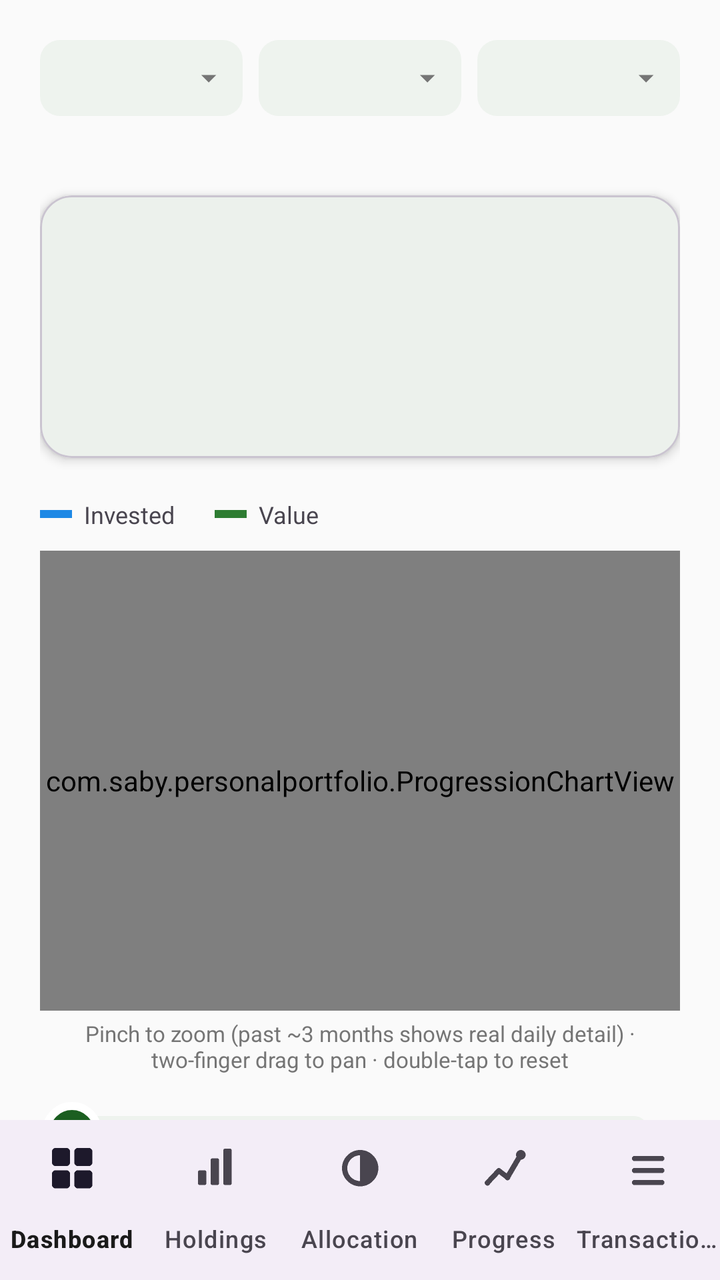
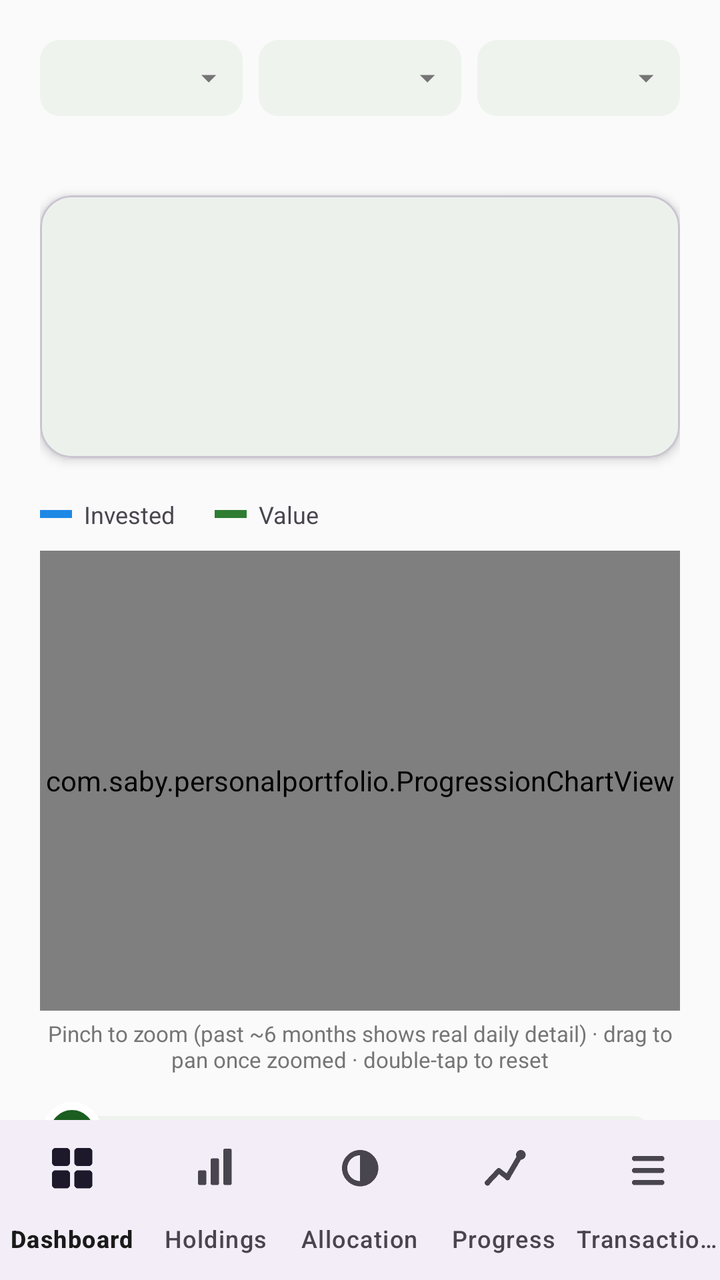

The first picture is an Android layout as it rendered before a commit; the second is the same layout after the commit. The layout source and the unified diff follow.
<!-- AndroidManifest.xml: application theme Theme.PersonalPortfolio -->
<!-- res/layout/activity_progression.xml -->
<?xml version="1.0" encoding="utf-8"?>
<LinearLayout xmlns:android="http://schemas.android.com/apk/res/android"
    xmlns:app="http://schemas.android.com/apk/res-auto"
    android:layout_width="match_parent"
    android:layout_height="match_parent"
    android:orientation="vertical">

    <androidx.core.widget.NestedScrollView
        android:layout_width="match_parent"
        android:layout_height="0dp"
        android:layout_weight="1"
        android:fillViewport="true">

        <LinearLayout
            android:layout_width="match_parent"
            android:layout_height="wrap_content"
            android:orientation="vertical"
            android:padding="20dp">

            
            <LinearLayout
                android:layout_width="match_parent"
                android:layout_height="wrap_content"
                android:orientation="horizontal">

                <TextView
                    android:id="@+id/progressionMemberTab"
                    style="@style/ProgressionDropdownTab"
                    android:layout_width="0dp"
                    android:layout_weight="1" />

                <TextView
                    android:id="@+id/progressionAxisTab"
                    style="@style/ProgressionDropdownTab"
                    android:layout_width="0dp"
                    android:layout_weight="1"
                    android:layout_marginStart="8dp" />

                <TextView
                    android:id="@+id/progressionCurrencyTab"
                    style="@style/ProgressionDropdownTab"
                    android:layout_width="0dp"
                    android:layout_weight="1"
                    android:layout_marginStart="8dp" />

            </LinearLayout>

            <TextView
                android:id="@+id/progressionStatusText"
                android:layout_width="match_parent"
                android:layout_height="wrap_content"
                android:layout_marginTop="10dp"
                android:textSize="13sp"
                android:textColor="@color/colorNeutral" />

            
            <include
                android:id="@+id/progressionStatsCard"
                layout="@layout/include_stats_card"
                android:layout_width="match_parent"
                android:layout_height="wrap_content"
                android:layout_marginTop="12dp" />

            
            <LinearLayout
                android:layout_width="match_parent"
                android:layout_height="wrap_content"
                android:layout_marginTop="20dp"
                android:orientation="horizontal"
                android:gravity="center_vertical">

                <View
                    android:layout_width="16dp"
                    android:layout_height="4dp"
                    android:background="@color/colorProgressionInvested" />

                <TextView
                    android:layout_width="wrap_content"
                    android:layout_height="wrap_content"
                    android:layout_marginStart="6dp"
                    android:text="Invested"
                    android:textSize="12sp" />

                <View
                    android:layout_width="16dp"
                    android:layout_height="4dp"
                    android:layout_marginStart="20dp"
                    android:background="@color/colorGain" />

                <TextView
                    android:layout_width="wrap_content"
                    android:layout_height="wrap_content"
                    android:layout_marginStart="6dp"
                    android:text="Value"
                    android:textSize="12sp" />

                <TextView
                    android:id="@+id/progressionResetZoomButton"
                    android:layout_width="0dp"
                    android:layout_height="wrap_content"
                    android:layout_weight="1"
                    android:gravity="end"
                    android:text="Reset zoom ↺"
                    android:textSize="12sp"
                    android:textStyle="bold"
                    android:textColor="?attr/colorPrimary"
                    android:padding="4dp"
                    android:visibility="gone"
                    android:background="?attr/selectableItemBackground" />

            </LinearLayout>

            <com.saby.personalportfolio.ProgressionChartView
                android:id="@+id/progressionChart"
                android:layout_width="match_parent"
                android:layout_height="230dp"
                android:layout_marginTop="10dp" />

            <TextView
                android:layout_width="match_parent"
                android:layout_height="wrap_content"
                android:layout_marginTop="4dp"
                android:text="Pinch to zoom (past ~3 months shows real daily detail) · two-finger drag to pan · double-tap to reset"
                android:textSize="11sp"
                android:gravity="center"
                android:textColor="@color/colorNeutral" />

            
            <SeekBar
                android:id="@+id/progressionSeekBar"
                android:layout_width="match_parent"
                android:layout_height="wrap_content"
                android:layout_marginTop="4dp"
                android:paddingTop="10dp"
                android:paddingBottom="10dp"
                android:progressDrawable="@drawable/progression_seekbar_track"
                android:thumb="@drawable/progression_seekbar_thumb"
                android:splitTrack="false" />

        </LinearLayout>

    </androidx.core.widget.NestedScrollView>

    <com.google.android.material.bottomnavigation.BottomNavigationView
        android:id="@+id/bottomNav"
        android:layout_width="match_parent"
        android:layout_height="wrap_content"
        app:menu="@menu/bottom_nav_menu"
        app:labelVisibilityMode="labeled" />

</LinearLayout>
<!-- res/layout/include_stats_card.xml (included above) -->
<?xml version="1.0" encoding="utf-8"?>
<com.google.android.material.card.MaterialCardView xmlns:android="http://schemas.android.com/apk/res/android"
    xmlns:app="http://schemas.android.com/apk/res-auto"
    android:layout_width="match_parent"
    android:layout_height="wrap_content"
    app:cardCornerRadius="16dp"
    app:cardElevation="3dp">

    <LinearLayout
        android:layout_width="match_parent"
        android:layout_height="wrap_content"
        android:orientation="vertical"
        android:padding="20dp">

        <TextView
            android:id="@+id/statsCardDate"
            android:layout_width="match_parent"
            android:layout_height="wrap_content"
            android:textSize="14sp"
            android:textColor="@color/colorNeutral"
            android:textStyle="bold"
            android:visibility="gone" />

        <TextView
            android:id="@+id/statsCardValue"
            android:layout_width="match_parent"
            android:layout_height="wrap_content"
            android:layout_marginTop="4dp"
            android:textSize="28sp"
            android:textStyle="bold" />

        <TextView
            android:id="@+id/statsCardGain"
            android:layout_width="match_parent"
            android:layout_height="wrap_content"
            android:layout_marginTop="8dp"
            android:textSize="15sp"
            android:textStyle="bold" />

        <TextView
            android:id="@+id/statsCardInvested"
            android:layout_width="match_parent"
            android:layout_height="wrap_content"
            android:layout_marginTop="12dp"
            android:textSize="13sp"
            android:textColor="@color/colorNeutral"
            android:visibility="gone" />

        <TextView
            android:id="@+id/statsCardXirr"
            android:layout_width="match_parent"
            android:layout_height="wrap_content"
            android:layout_marginTop="4dp"
            android:textSize="13sp"
            android:textColor="@color/colorNeutral" />

        <TextView
            android:id="@+id/statsCardCount"
            android:layout_width="match_parent"
            android:layout_height="wrap_content"
            android:layout_marginTop="10dp"
            android:textSize="12sp"
            android:textColor="@color/colorNeutral"
            android:visibility="gone" />

    </LinearLayout>

</com.google.android.material.card.MaterialCardView>
<!-- resources referenced by this layout -->
<resources>
  <color name="colorGain">#2E7D32</color>
  <color name="colorNeutral">#757575</color>
  <color name="colorProgressionInvested">#1E88E5</color>
  <!-- drawable progression_seekbar_thumb (drawable) -->
  <?xml version="1.0" encoding="utf-8"?>
  <shape xmlns:android="http://schemas.android.com/apk/res/android"
      android:shape="oval">
      <solid android:color="@color/colorPrimary" />
      <size android:width="30dp" android:height="30dp" />
      <stroke android:width="4dp" android:color="@color/colorSurface" />
  </shape>
  <!-- drawable progression_seekbar_track (drawable) -->
  <?xml version="1.0" encoding="utf-8"?>
  <layer-list xmlns:android="http://schemas.android.com/apk/res/android">
      <item android:id="@android:id/background">
          <shape android:shape="rectangle">
              <corners android:radius="7dp" />
              <solid android:color="@color/colorSurfaceVariant" />
              <size android:height="14dp" />
          </shape>
      </item>
      <item android:id="@android:id/progress">
          <clip>
              <shape android:shape="rectangle">
                  <corners android:radius="7dp" />
                  <solid android:color="@color/colorPrimary" />
                  <size android:height="14dp" />
              </shape>
          </clip>
      </item>
  </layer-list>
  <style name="Theme.PersonalPortfolio" parent="Theme.Material3.DayNight.NoActionBar">
          <item name="colorPrimary">@color/colorPrimary</item>
          <item name="colorPrimaryVariant">@color/colorPrimaryVariant</item>
          <item name="colorOnPrimary">@color/colorOnPrimary</item>
  
          <item name="colorSecondary">@color/colorSecondary</item>
          <item name="colorOnSecondary">@color/colorOnSecondary</item>
  
          <item name="android:colorBackground">@color/colorBackground</item>
          <item name="colorOnBackground">@color/colorOnBackground</item>
  
          <item name="colorSurface">@color/colorSurface</item>
          <item name="colorOnSurface">@color/colorOnSurface</item>
  
          <item name="android:statusBarColor">@color/colorPrimaryVariant</item>
      </style>
  <color name="colorPrimary">#1B5E20</color>
  <color name="colorSurface">#FFFFFF</color>
  <color name="colorSurfaceVariant">#EEF3EE</color>
  <!-- drawable dropdown_tab_background (drawable) -->
  <?xml version="1.0" encoding="utf-8"?>
  <shape xmlns:android="http://schemas.android.com/apk/res/android"
      android:shape="rectangle">
      <solid android:color="@color/colorSurfaceVariant" />
      <corners android:radius="10dp" />
  </shape>
  <color name="colorOnSurface">#1A1A1A</color>
  <!-- drawable ic_dropdown_caret (drawable) -->
  <vector xmlns:android="http://schemas.android.com/apk/res/android"
      android:width="18dp"
      android:height="18dp"
      android:viewportWidth="24"
      android:viewportHeight="24">
      <path
          android:fillColor="#757575"
          android:pathData="M7,10l5,5 5,-5z" />
  </vector>
  <color name="colorPrimaryVariant">#0D3B12</color>
  <color name="colorOnPrimary">#FFFFFF</color>
  <color name="colorSecondary">#00897B</color>
  <color name="colorOnSecondary">#FFFFFF</color>
  <color name="colorBackground">#FAFAFA</color>
  <color name="colorOnBackground">#1A1A1A</color>
  <!-- unchanged entries left out for length: 1 -->
</resources>

<!-- the commit's change to res/layout/activity_progression.xml (unified diff, before → after) -->
@@ -120,7 +120,7 @@
                 android:layout_width="match_parent"
                 android:layout_height="wrap_content"
                 android:layout_marginTop="4dp"
-                android:text="Pinch to zoom (past ~3 months shows real daily detail) · two-finger drag to pan · double-tap to reset"
+                android:text="Pinch to zoom (past ~6 months shows real daily detail) · drag to pan once zoomed · double-tap to reset"
                 android:textSize="11sp"
                 android:gravity="center"
                 android:textColor="@color/colorNeutral" />
